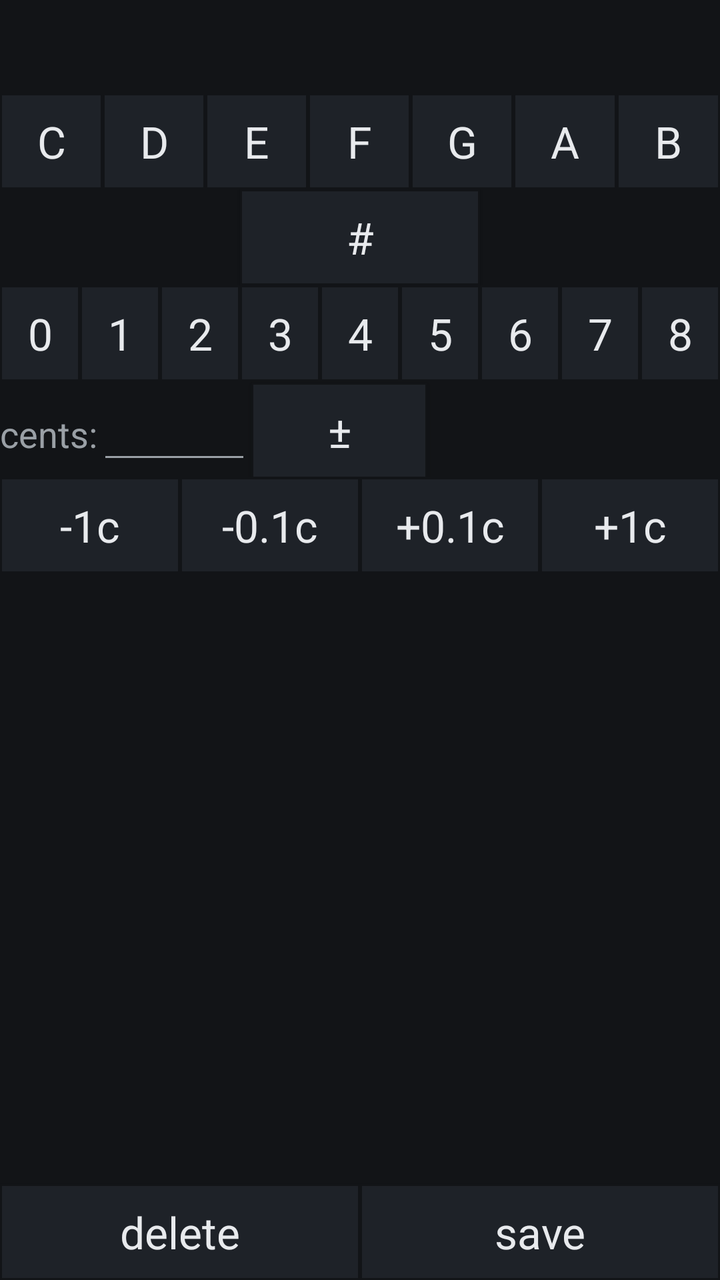
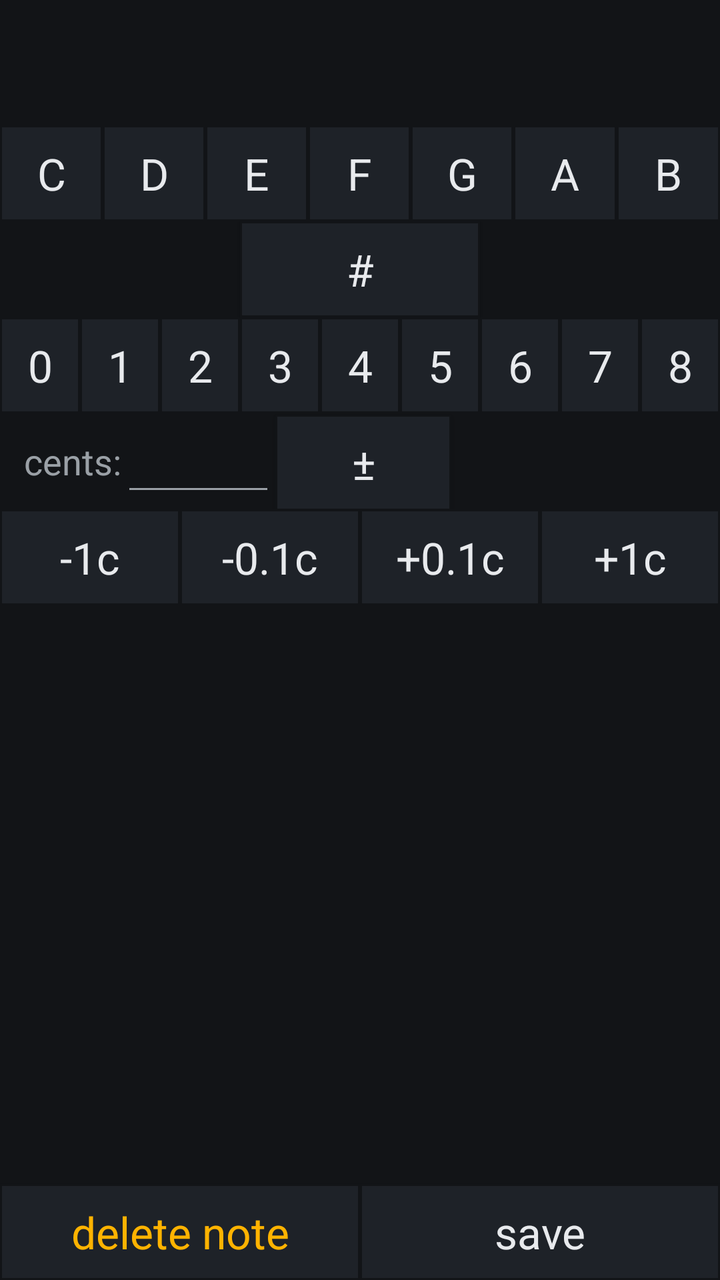

Before-and-after screenshots of an Android layout around one commit, followed by the original layout XML and the change that was made.
<!-- AndroidManifest.xml: application theme Tuner -->
<!-- res/layout/preset_note.xml -->
<?xml version="1.0" encoding="utf-8"?>
<LinearLayout xmlns:android="http://schemas.android.com/apk/res/android"
    android:fitsSystemWindows="true"
    android:orientation="vertical"
    android:layout_width="fill_parent"
    android:layout_height="fill_parent"
    android:descendantFocusability="beforeDescendants"
    android:focusableInTouchMode="true">
    <TextView android:id="@+id/pn_text"
	android:layout_width="wrap_content"
	android:layout_height="wrap_content"
	android:layout_gravity="center_horizontal"
	android:textAppearance="?android:attr/textAppearanceLarge"
	android:textSize="35sp" />
    <LinearLayout
	android:orientation="horizontal"
	android:layout_width="fill_parent"
	android:layout_height="wrap_content">
	<Button android:id="@+id/pn_note_0"
	    android:layout_width="1dp"
	    android:layout_weight="1"
	    android:layout_height="wrap_content"
	    android:text="C"
	    android:textAppearance="?android:attr/textAppearanceLarge"
	    android:onClick="do_note" />
	<Button android:id="@+id/pn_note_1"
	    android:layout_width="1dp"
	    android:layout_weight="1"
	    android:layout_height="wrap_content"
	    android:text="D"
	    android:textAppearance="?android:attr/textAppearanceLarge"
	    android:onClick="do_note" />
	<Button android:id="@+id/pn_note_2"
	    android:layout_width="1dp"
	    android:layout_weight="1"
	    android:layout_height="wrap_content"
	    android:text="E"
	    android:textAppearance="?android:attr/textAppearanceLarge"
	    android:onClick="do_note" />
	<Button android:id="@+id/pn_note_3"
	    android:layout_width="1dp"
	    android:layout_weight="1"
	    android:layout_height="wrap_content"
	    android:text="F"
	    android:textAppearance="?android:attr/textAppearanceLarge"
	    android:onClick="do_note" />
	<Button android:id="@+id/pn_note_4"
	    android:layout_width="1dp"
	    android:layout_weight="1"
	    android:layout_height="wrap_content"
	    android:text="G"
	    android:textAppearance="?android:attr/textAppearanceLarge"
	    android:onClick="do_note" />
	<Button android:id="@+id/pn_note_5"
	    android:layout_width="1dp"
	    android:layout_weight="1"
	    android:layout_height="wrap_content"
	    android:text="A"
	    android:textAppearance="?android:attr/textAppearanceLarge"
	    android:onClick="do_note" />
	<Button android:id="@+id/pn_note_6"
	    android:layout_width="1dp"
	    android:layout_weight="1"
	    android:layout_height="wrap_content"
	    android:text="B"
	    android:textAppearance="?android:attr/textAppearanceLarge"
	    android:onClick="do_note" />
    </LinearLayout>
    <LinearLayout
	android:orientation="horizontal"
	android:layout_width="fill_parent"
	android:layout_height="wrap_content">
	<View
	    android:layout_width="1dp"
	    android:layout_weight="1"
	    android:layout_height="1dp" />
	<Button android:id="@+id/pn_sharp"
	    android:layout_width="1dp"
	    android:layout_weight="1"
	    android:layout_height="wrap_content"
	    android:layout_gravity="center_horizontal"
	    android:text="#"
	    android:textAppearance="?android:attr/textAppearanceLarge"
	    android:onClick="do_sharp" />
	<View
	    android:layout_width="1dp"
	    android:layout_weight="1"
	    android:layout_height="1dp" />
    </LinearLayout>
    <LinearLayout
	android:orientation="horizontal"
	android:layout_width="fill_parent"
	android:layout_height="wrap_content">
	<Button android:id="@+id/pn_oct_0"
	    android:layout_width="1dp"
	    android:layout_weight="1"
	    android:layout_height="wrap_content"
	    android:text="0"
	    android:textAppearance="?android:attr/textAppearanceLarge"
	    android:onClick="do_oct" />
	<Button android:id="@+id/pn_oct_1"
	    android:layout_width="1dp"
	    android:layout_weight="1"
	    android:layout_height="wrap_content"
	    android:text="1"
	    android:textAppearance="?android:attr/textAppearanceLarge"
	    android:onClick="do_oct" />
	<Button android:id="@+id/pn_oct_2"
	    android:layout_width="1dp"
	    android:layout_weight="1"
	    android:layout_height="wrap_content"
	    android:text="2"
	    android:textAppearance="?android:attr/textAppearanceLarge"
	    android:onClick="do_oct" />
	<Button android:id="@+id/pn_oct_3"
	    android:layout_width="1dp"
	    android:layout_weight="1"
	    android:layout_height="wrap_content"
	    android:text="3"
	    android:textAppearance="?android:attr/textAppearanceLarge"
	    android:onClick="do_oct" />
	<Button android:id="@+id/pn_oct_4"
	    android:layout_width="1dp"
	    android:layout_weight="1"
	    android:layout_height="wrap_content"
	    android:text="4"
	    android:textAppearance="?android:attr/textAppearanceLarge"
	    android:onClick="do_oct" />
	<Button android:id="@+id/pn_oct_5"
	    android:layout_width="1dp"
	    android:layout_weight="1"
	    android:layout_height="wrap_content"
	    android:text="5"
	    android:textAppearance="?android:attr/textAppearanceLarge"
	    android:onClick="do_oct" />
	<Button android:id="@+id/pn_oct_6"
	    android:layout_width="1dp"
	    android:layout_weight="1"
	    android:layout_height="wrap_content"
	    android:text="6"
	    android:textAppearance="?android:attr/textAppearanceLarge"
	    android:onClick="do_oct" />
	<Button android:id="@+id/pn_oct_7"
	    android:layout_width="1dp"
	    android:layout_weight="1"
	    android:layout_height="wrap_content"
	    android:text="7"
	    android:textAppearance="?android:attr/textAppearanceLarge"
	    android:onClick="do_oct" />
	<Button android:id="@+id/pn_oct_8"
	    android:layout_width="1dp"
	    android:layout_weight="1"
	    android:layout_height="wrap_content"
	    android:text="8"
	    android:textAppearance="?android:attr/textAppearanceLarge"
	    android:onClick="do_oct" />
    </LinearLayout>
    <LinearLayout
	android:orientation="horizontal"
	android:layout_width="fill_parent"
	android:layout_height="wrap_content">
	<TextView
	    android:layout_width="wrap_content"
	    android:layout_height="wrap_content"
	    android:textAppearance="?android:attr/textAppearanceMedium"
	    android:text="cents:" />
	<EditText android:id="@+id/pn_cents"
	    android:layout_width="wrap_content"
	    android:layout_height="wrap_content"
	    android:textAppearance="?android:attr/textAppearanceLarge"
	    android:minEms="3"
	    android:lines="1"
	    android:singleLine="true"
	    android:inputType="numberSigned|numberDecimal"
	    android:digits="0123456789+-.,"
	    android:imeOptions="actionDone" />
	
	<Button android:id="@+id/pn_negate"
	    android:layout_width="wrap_content"
	    android:layout_height="wrap_content"
	    android:minEms="3"
	    android:text="&#177;"
	    android:textAppearance="?android:attr/textAppearanceLarge"
	    android:onClick="do_negate" />
    </LinearLayout>
    <LinearLayout
	android:orientation="horizontal"
	android:layout_width="fill_parent"
	android:layout_height="wrap_content">
	<Button
	    android:layout_width="1dp"
	    android:layout_weight="1"
	    android:layout_height="wrap_content"
	    android:text="-1c"
	    android:textAppearance="?android:attr/textAppearanceLarge"
	    android:onClick="do_cent_decr" />
	<Button
	    android:layout_width="1dp"
	    android:layout_weight="1"
	    android:layout_height="wrap_content"
	    android:text="-0.1c"
	    android:textAppearance="?android:attr/textAppearanceLarge"
	    android:onClick="do_tenth_decr" />
	<Button
	    android:layout_width="1dp"
	    android:layout_weight="1"
	    android:layout_height="wrap_content"
	    android:text="+0.1c"
	    android:textAppearance="?android:attr/textAppearanceLarge"
	    android:onClick="do_tenth_incr" />
	<Button
	    android:layout_width="1dp"
	    android:layout_weight="1"
	    android:layout_height="wrap_content"
	    android:text="+1c"
	    android:textAppearance="?android:attr/textAppearanceLarge"
	    android:onClick="do_cent_incr" />
    </LinearLayout>
    <LinearLayout
	android:orientation="horizontal"
	android:layout_width="fill_parent"
	android:layout_height="1dp"
	android:layout_weight="1">
	<Button
	    android:layout_width="1dp"
	    android:layout_height="wrap_content"
	    android:layout_weight="1"
	    android:layout_gravity="bottom"
	    android:text="delete"
	    android:textAppearance="?android:attr/textAppearanceLarge"
	    android:onClick="do_delete" />
	<Button
	    android:layout_width="1dp"
	    android:layout_height="wrap_content"
	    android:layout_weight="1"
	    android:layout_gravity="bottom"
	    android:text="save"
	    android:textAppearance="?android:attr/textAppearanceLarge"
	    android:onClick="do_save" />
    </LinearLayout>
</LinearLayout>
<!-- resources referenced by this layout -->
<resources>
  <style name="Tuner" parent="@android:style/Theme.Material">
  		<item name="android:colorBackground">@color/bg</item>
  		<item name="android:windowBackground">@color/bg</item>
  		<item name="android:colorPrimary">@color/surface</item>
  		<item name="android:colorPrimaryDark">@color/bg</item>
  		<item name="android:colorAccent">@color/accent</item>
  		<item name="android:colorControlNormal">@color/text_muted</item>
  		<item name="android:textColorPrimary">@color/text</item>
  		<item name="android:textColorSecondary">@color/text_muted</item>
  		<item name="android:textColorHint">@color/outline</item>
  		<item name="android:statusBarColor">@color/bg</item>
  		<item name="android:navigationBarColor">@color/bg</item>
  		<item name="android:buttonStyle">@style/Tuner.Button</item>
  	</style>
  <color name="bg">#121417</color>
  <color name="surface">#1E2228</color>
  <color name="accent">#4C8DFF</color>
  <color name="text_muted">#9AA0A6</color>
  <color name="text">#E8EAED</color>
  <color name="outline">#2E343C</color>
  <style name="Tuner.Button" parent="@android:style/Widget.Material.Button">
  		<item name="android:textColor">@color/text</item>
  		<item name="android:textAllCaps">false</item>
  		<item name="android:background">@drawable/mode_button</item>
  	</style>
  <!-- drawable mode_button (drawable) -->
  <?xml version="1.0" encoding="utf-8"?>
  <selector xmlns:android="http://schemas.android.com/apk/res/android">
  <item android:state_pressed="true" android:drawable="@drawable/mb_pressed" />
  <item android:drawable="@drawable/mb_normal" />
  </selector>
  <!-- drawable mb_pressed (drawable) -->
  <?xml version="1.0" encoding="utf-8"?>
  <shape xmlns:android="http://schemas.android.com/apk/res/android"
      android:shape="rectangle">
      <solid android:color="@color/surface_pressed" />
      <stroke android:width="1dp" android:color="@color/accent" />
  </shape>
  <!-- drawable mb_normal (drawable) -->
  <?xml version="1.0" encoding="utf-8"?>
  <shape xmlns:android="http://schemas.android.com/apk/res/android"
      android:shape="rectangle">
      <solid android:color="@color/surface" />
      <stroke android:width="1dp" android:color="@color/bg" />
  </shape>
  <color name="surface_pressed">#2A3140</color>
</resources>

<!-- the commit's change to res/layout/preset_note.xml (unified diff, before → after) -->
@@ -11,59 +11,63 @@
 	android:layout_height="wrap_content"
 	android:layout_gravity="center_horizontal"
 	android:textAppearance="?android:attr/textAppearanceLarge"
+	android:fontFamily="monospace"
+	android:textStyle="bold"
+	android:paddingTop="8dp"
+	android:paddingBottom="8dp"
 	android:textSize="35sp" />
     <LinearLayout
 	android:orientation="horizontal"
 	android:layout_width="fill_parent"
 	android:layout_height="wrap_content">
 	<Button android:id="@+id/pn_note_0"
+	style="@style/Tuner.Button.Big"
 	    android:layout_width="1dp"
 	    android:layout_weight="1"
 	    android:layout_height="wrap_content"
 	    android:text="C"
-	    android:textAppearance="?android:attr/textAppearanceLarge"
 	    android:onClick="do_note" />
 	<Button android:id="@+id/pn_note_1"
+	style="@style/Tuner.Button.Big"
 	    android:layout_width="1dp"
 	    android:layout_weight="1"
 	    android:layout_height="wrap_content"
 	    android:text="D"
-	    android:textAppearance="?android:attr/textAppearanceLarge"
 	    android:onClick="do_note" />
 	<Button android:id="@+id/pn_note_2"
+	style="@style/Tuner.Button.Big"
 	    android:layout_width="1dp"
 	    android:layout_weight="1"
 	    android:layout_height="wrap_content"
 	    android:text="E"
-	    android:textAppearance="?android:attr/textAppearanceLarge"
 	    android:onClick="do_note" />
 	<Button android:id="@+id/pn_note_3"
+	style="@style/Tuner.Button.Big"
 	    android:layout_width="1dp"
 	    android:layout_weight="1"
 	    android:layout_height="wrap_content"
 	    android:text="F"
-	    android:textAppearance="?android:attr/textAppearanceLarge"
 	    android:onClick="do_note" />
 	<Button android:id="@+id/pn_note_4"
+	style="@style/Tuner.Button.Big"
 	    android:layout_width="1dp"
 	    android:layout_weight="1"
 	    android:layout_height="wrap_content"
 	    android:text="G"
-	    android:textAppearance="?android:attr/textAppearanceLarge"
 	    android:onClick="do_note" />
 	<Button android:id="@+id/pn_note_5"
+	style="@style/Tuner.Button.Big"
 	    android:layout_width="1dp"
 	    android:layout_weight="1"
 	    android:layout_height="wrap_content"
 	    android:text="A"
-	    android:textAppearance="?android:attr/textAppearanceLarge"
 	    android:onClick="do_note" />
 	<Button android:id="@+id/pn_note_6"
+	style="@style/Tuner.Button.Big"
 	    android:layout_width="1dp"
 	    android:layout_weight="1"
 	    android:layout_height="wrap_content"
 	    android:text="B"
-	    android:textAppearance="?android:attr/textAppearanceLarge"
 	    android:onClick="do_note" />
     </LinearLayout>
     <LinearLayout
@@ -75,12 +79,12 @@
 	    android:layout_weight="1"
 	    android:layout_height="1dp" />
 	<Button android:id="@+id/pn_sharp"
+	style="@style/Tuner.Button.Big"
 	    android:layout_width="1dp"
 	    android:layout_weight="1"
 	    android:layout_height="wrap_content"
 	    android:layout_gravity="center_horizontal"
 	    android:text="#"
-	    android:textAppearance="?android:attr/textAppearanceLarge"
 	    android:onClick="do_sharp" />
 	<View
 	    android:layout_width="1dp"
@@ -92,67 +96,67 @@
 	android:layout_width="fill_parent"
 	android:layout_height="wrap_content">
 	<Button android:id="@+id/pn_oct_0"
+	style="@style/Tuner.Button.Big"
 	    android:layout_width="1dp"
 	    android:layout_weight="1"
 	    android:layout_height="wrap_content"
 	    android:text="0"
-	    android:textAppearance="?android:attr/textAppearanceLarge"
 	    android:onClick="do_oct" />
 	<Button android:id="@+id/pn_oct_1"
+	style="@style/Tuner.Button.Big"
 	    android:layout_width="1dp"
 	    android:layout_weight="1"
 	    android:layout_height="wrap_content"
 	    android:text="1"
-	    android:textAppearance="?android:attr/textAppearanceLarge"
 	    android:onClick="do_oct" />
 	<Button android:id="@+id/pn_oct_2"
+	style="@style/Tuner.Button.Big"
 	    android:layout_width="1dp"
 	    android:layout_weight="1"
 	    android:layout_height="wrap_content"
 	    android:text="2"
-	    android:textAppearance="?android:attr/textAppearanceLarge"
 	    android:onClick="do_oct" />
 	<Button android:id="@+id/pn_oct_3"
+	style="@style/Tuner.Button.Big"
 	    android:layout_width="1dp"
 	    android:layout_weight="1"
 	    android:layout_height="wrap_content"
 	    android:text="3"
-	    android:textAppearance="?android:attr/textAppearanceLarge"
 	    android:onClick="do_oct" />
 	<Button android:id="@+id/pn_oct_4"
+	style="@style/Tuner.Button.Big"
 	    android:layout_width="1dp"
 	    android:layout_weight="1"
 	    android:layout_height="wrap_content"
 	    android:text="4"
-	    android:textAppearance="?android:attr/textAppearanceLarge"
 	    android:onClick="do_oct" />
 	<Button android:id="@+id/pn_oct_5"
+	style="@style/Tuner.Button.Big"
 	    android:layout_width="1dp"
 	    android:layout_weight="1"
 	    android:layout_height="wrap_content"
 	    android:text="5"
-	    android:textAppearance="?android:attr/textAppearanceLarge"
 	    android:onClick="do_oct" />
 	<Button android:id="@+id/pn_oct_6"
+	style="@style/Tuner.Button.Big"
 	    android:layout_width="1dp"
 	    android:layout_weight="1"
 	    android:layout_height="wrap_content"
 	    android:text="6"
-	    android:textAppearance="?android:attr/textAppearanceLarge"
 	    android:onClick="do_oct" />
 	<Button android:id="@+id/pn_oct_7"
+	style="@style/Tuner.Button.Big"
 	    android:layout_width="1dp"
 	    android:layout_weight="1"
 	    android:layout_height="wrap_content"
 	    android:text="7"
-	    android:textAppearance="?android:attr/textAppearanceLarge"
 	    android:onClick="do_oct" />
 	<Button android:id="@+id/pn_oct_8"
+	style="@style/Tuner.Button.Big"
 	    android:layout_width="1dp"
 	    android:layout_weight="1"
 	    android:layout_height="wrap_content"
 	    android:text="8"
-	    android:textAppearance="?android:attr/textAppearanceLarge"
 	    android:onClick="do_oct" />
     </LinearLayout>
     <LinearLayout
@@ -162,6 +166,8 @@
 	<TextView
 	    android:layout_width="wrap_content"
 	    android:layout_height="wrap_content"
+	    android:layout_gravity="center_vertical"
+	    android:paddingLeft="12dp"
 	    android:textAppearance="?android:attr/textAppearanceMedium"
 	    android:text="cents:" />
 	<EditText android:id="@+id/pn_cents"
@@ -176,11 +182,11 @@
 	    android:imeOptions="actionDone" />
 	
 	<Button android:id="@+id/pn_negate"
+	style="@style/Tuner.Button.Big"
 	    android:layout_width="wrap_content"
 	    android:layout_height="wrap_content"
 	    android:minEms="3"
 	    android:text="&#177;"
-	    android:textAppearance="?android:attr/textAppearanceLarge"
 	    android:onClick="do_negate" />
     </LinearLayout>
     <LinearLayout
@@ -188,32 +194,32 @@
 	android:layout_width="fill_parent"
 	android:layout_height="wrap_content">
 	<Button
+	style="@style/Tuner.Button.Big"
 	    android:layout_width="1dp"
 	    android:layout_weight="1"
 	    android:layout_height="wrap_content"
 	    android:text="-1c"
-	    android:textAppearance="?android:attr/textAppearanceLarge"
 	    android:onClick="do_cent_decr" />
 	<Button
+	style="@style/Tuner.Button.Big"
 	    android:layout_width="1dp"
 	    android:layout_weight="1"
 	    android:layout_height="wrap_content"
 	    android:text="-0.1c"
-	    android:textAppearance="?android:attr/textAppearanceLarge"
 	    android:onClick="do_tenth_decr" />
 	<Button
+	style="@style/Tuner.Button.Big"
 	    android:layout_width="1dp"
 	    android:layout_weight="1"
 	    android:layout_height="wrap_content"
 	    android:text="+0.1c"
-	    android:textAppearance="?android:attr/textAppearanceLarge"
 	    android:onClick="do_tenth_incr" />
 	<Button
+	style="@style/Tuner.Button.Big"
 	    android:layout_width="1dp"
 	    android:layout_weight="1"
 	    android:layout_height="wrap_content"
 	    android:text="+1c"
-	    android:textAppearance="?android:attr/textAppearanceLarge"
 	    android:onClick="do_cent_incr" />
     </LinearLayout>
     <LinearLayout
@@ -222,20 +228,21 @@
 	android:layout_height="1dp"
 	android:layout_weight="1">
 	<Button
+	style="@style/Tuner.Button.Big"
 	    android:layout_width="1dp"
 	    android:layout_height="wrap_content"
 	    android:layout_weight="1"
 	    android:layout_gravity="bottom"
-	    android:text="delete"
-	    android:textAppearance="?android:attr/textAppearanceLarge"
+	    android:text="delete note"
+	    android:textColor="@color/warn"
 	    android:onClick="do_delete" />
 	<Button
+	style="@style/Tuner.Button.Big"
 	    android:layout_width="1dp"
 	    android:layout_height="wrap_content"
 	    android:layout_weight="1"
 	    android:layout_gravity="bottom"
 	    android:text="save"
-	    android:textAppearance="?android:attr/textAppearanceLarge"
 	    android:onClick="do_save" />
     </LinearLayout>
 </LinearLayout>
<!-- resource entries referenced after the edit -->
@@ -1,5 +1,15 @@
 <!-- resources referenced by this layout -->
 <resources>
+  <color name="warn">#FFB300</color>
+  <style name="Tuner.Button.Big">
+  		<item name="android:textAppearance">?android:attr/textAppearanceLarge</item>
+  		<item name="android:maxLines">1</item>
+  		<item name="android:paddingLeft">4dp</item>
+  		<item name="android:paddingRight">4dp</item>
+  		<item name="android:autoSizeTextType">uniform</item>
+  		<item name="android:autoSizeMinTextSize">12sp</item>
+  		<item name="android:autoSizeMaxTextSize">22sp</item>
+  	</style>
   <style name="Tuner" parent="@android:style/Theme.Material">
   		<item name="android:colorBackground">@color/bg</item>
   		<item name="android:windowBackground">@color/bg</item>
@@ -9,7 +19,7 @@
   		<item name="android:colorControlNormal">@color/text_muted</item>
   		<item name="android:textColorPrimary">@color/text</item>
   		<item name="android:textColorSecondary">@color/text_muted</item>
-  		<item name="android:textColorHint">@color/outline</item>
+  		<item name="android:textColorHint">@color/text_muted</item>
   		<item name="android:statusBarColor">@color/bg</item>
   		<item name="android:navigationBarColor">@color/bg</item>
   		<item name="android:buttonStyle">@style/Tuner.Button</item>
@@ -19,7 +29,6 @@
   <color name="accent">#4C8DFF</color>
   <color name="text_muted">#9AA0A6</color>
   <color name="text">#E8EAED</color>
-  <color name="outline">#2E343C</color>
   <style name="Tuner.Button" parent="@android:style/Widget.Material.Button">
   		<item name="android:textColor">@color/text</item>
   		<item name="android:textAllCaps">false</item>
@@ -29,6 +38,8 @@
   <?xml version="1.0" encoding="utf-8"?>
   <selector xmlns:android="http://schemas.android.com/apk/res/android">
   <item android:state_pressed="true" android:drawable="@drawable/mb_pressed" />
+  
+  <item android:state_selected="true" android:drawable="@drawable/mb_selected" />
   <item android:drawable="@drawable/mb_normal" />
   </selector>
   <!-- drawable mb_pressed (drawable) -->
@@ -37,6 +48,13 @@
       android:shape="rectangle">
       <solid android:color="@color/surface_pressed" />
       <stroke android:width="1dp" android:color="@color/accent" />
+  </shape>
+  <!-- drawable mb_selected (drawable) -->
+  <?xml version="1.0" encoding="utf-8"?>
+  <shape xmlns:android="http://schemas.android.com/apk/res/android"
+      android:shape="rectangle">
+      <solid android:color="@color/surface_pressed" />
+      <stroke android:width="2dp" android:color="@color/accent" />
   </shape>
   <!-- drawable mb_normal (drawable) -->
   <?xml version="1.0" encoding="utf-8"?>
